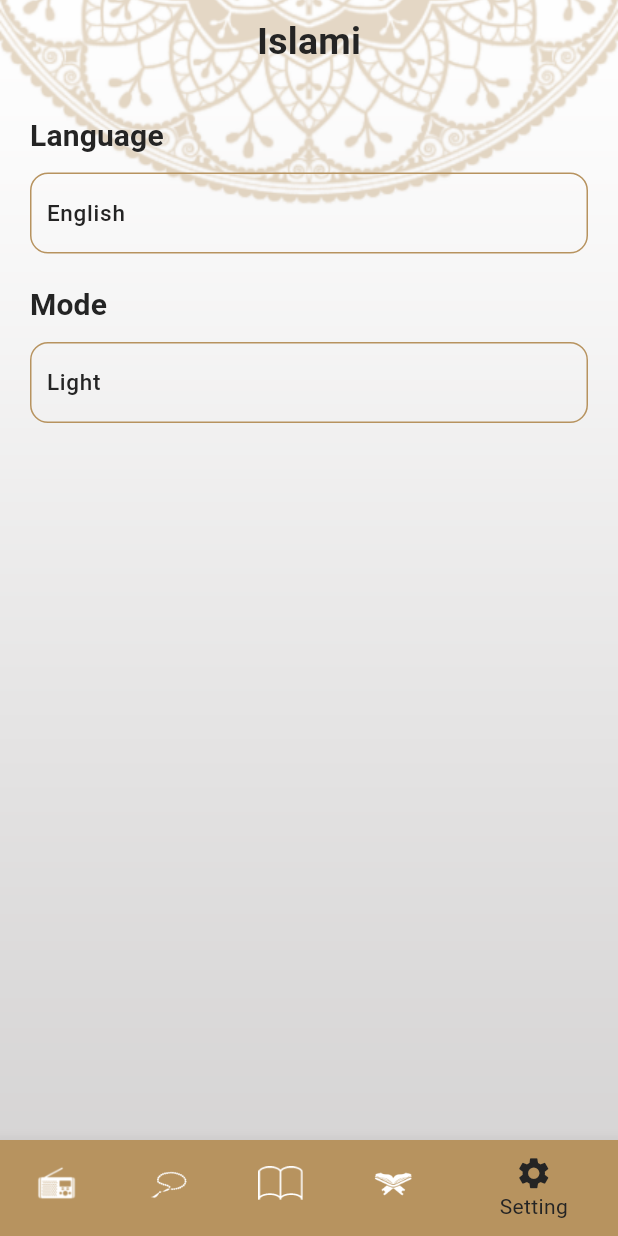
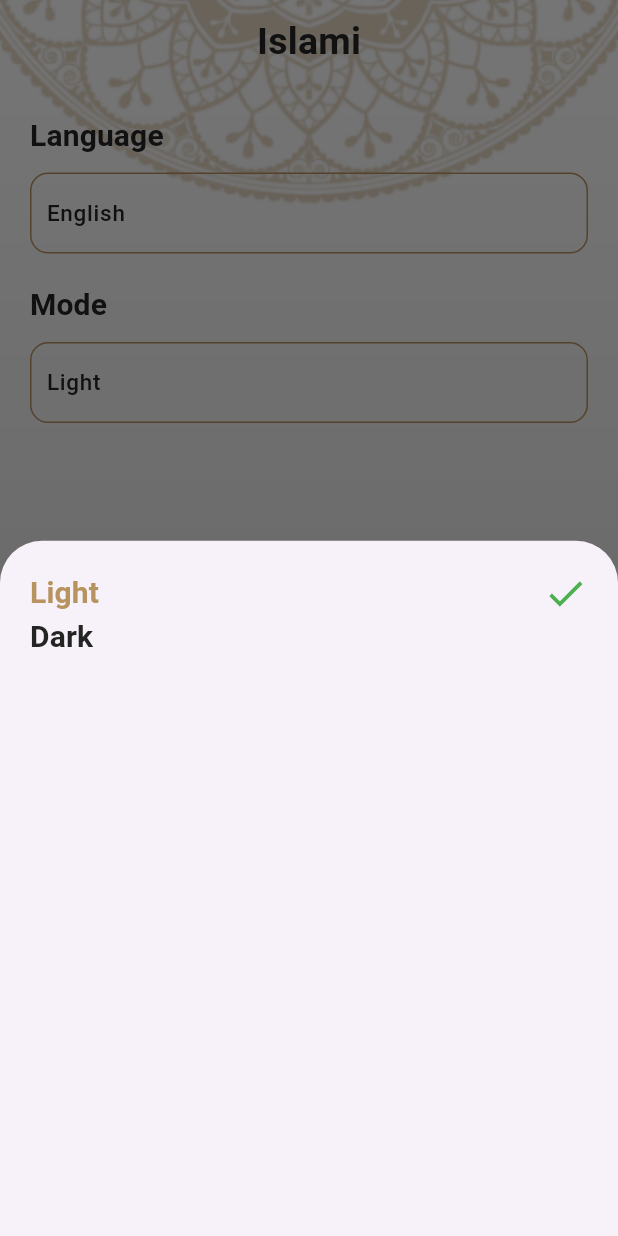
Before and after one commit to Maryammahmou-d/Islame_App, a Flutter app: the screen it shows after launch, item 5 of the bottom bar chosen, after a tap on "Light", on a phone screen of 412 x 824 dp. Run offline on Flutter 3.47's test engine with Material 3 defaults, Android fonts, the phone set to English and light mode, and no system bars; generated files the repository leaves out were written again.

Commit message:
Add theming provider to the app

```diff
--- a/lib/Home/Settings/Settings_tab.dart
+++ b/lib/Home/Settings/Settings_tab.dart
@@ -1,6 +1,8 @@
 import 'package:flutter/material.dart';
 import 'package:islame_app/Home/Settings/language_bottom_sheet.dart';
+import 'package:islame_app/Home/Settings/theme_bottom_Sheet.dart';
 import 'package:islame_app/Provider/Language_Provider.dart';
+import 'package:islame_app/Provider/theme_mode_provider.dart';
 import 'package:islame_app/Themeing/Themeing.dart';
 import 'package:provider/provider.dart';
 import 'package:flutter_gen/gen_l10n/app_localizations.dart';
@@ -11,6 +13,7 @@ class SettingsTab extends StatelessWidget {
   @override
   Widget build(BuildContext context) {
     var provider = Provider.of<LanguageProvider>(context);
+    var modeProvider = Provider.of<ThemeModeProvider>(context);
 
     return Container(
       padding: EdgeInsets.symmetric(horizontal: 20),
@@ -56,7 +59,9 @@ class SettingsTab extends StatelessWidget {
             height: 10,
           ),
           InkWell(
-            onTap: () {},
+            onTap: () {
+              showThemeModeBottomSheet(context);
+            },
             child: Container(
               padding: EdgeInsets.symmetric(horizontal: 10, vertical: 15),
               decoration: BoxDecoration(
@@ -66,7 +71,7 @@ class SettingsTab extends StatelessWidget {
                 borderRadius: BorderRadius.circular(12),
               ),
               child: Text(
-                "Light",
+                modeProvider.modeCode,
                 style: Theme.of(context).textTheme.labelSmall,
               ),
             ),
@@ -84,4 +89,13 @@ class SettingsTab extends StatelessWidget {
       },
     );
   }
+
+  void showThemeModeBottomSheet(BuildContext context) {
+    showModalBottomSheet(
+      context: context,
+      builder: (context) {
+        return ThemeModeBottomSheet();
+      },
+    );
+  }
 }
--- a/lib/Home/Settings/language_bottom_sheet.dart
+++ b/lib/Home/Settings/language_bottom_sheet.dart
@@ -1,5 +1,3 @@
-import 'dart:ffi';
-
 import 'package:flutter/material.dart';
 import 'package:islame_app/Provider/Language_Provider.dart';
 import 'package:provider/provider.dart';
--- /dev/null
+++ b/lib/Home/Settings/theme_bottom_Sheet.dart
@@ -0,0 +1,53 @@
+import 'package:flutter/material.dart';
+import 'package:provider/provider.dart';
+import '../../Provider/theme_mode_provider.dart';
+
+class ThemeModeBottomSheet extends StatelessWidget {
+  const ThemeModeBottomSheet({super.key});
+
+  @override
+  Widget build(BuildContext context) {
+    var provider = Provider.of<ThemeModeProvider>(context);
+
+    return Container(
+      margin: EdgeInsets.symmetric(horizontal: 20, vertical: 20),
+      // height: MediaQuery.of(context).size.height * 0.5,
+      child: Column(
+        children: [
+          InkWell(
+              onTap: () {
+                provider.changeThemeMode(ThemeMode.light);
+                Navigator.pop(context);
+              },
+              child: themeItem(context, "Light", provider, ThemeMode.light)),
+          SizedBox(),
+          InkWell(
+              onTap: () {
+                provider.changeThemeMode(ThemeMode.dark);
+                Navigator.pop(context);
+              },
+              child: themeItem(context, "Dark", provider, ThemeMode.dark)),
+        ],
+      ),
+    );
+  }
+
+  Widget themeItem(
+          BuildContext context, String text, var provider, ThemeMode temp) =>
+      Row(
+        mainAxisAlignment: MainAxisAlignment.spaceBetween,
+        children: [
+          Text(text,
+              style: Theme.of(context).textTheme.titleSmall!.copyWith(
+                    color: provider.selectionColor(temp),
+                  )),
+          provider.mode == temp
+              ? Icon(
+                  Icons.done,
+                  color: Colors.green,
+                  size: 30,
+                )
+              : SizedBox(),
+        ],
+      );
+}
--- /dev/null
+++ b/lib/Provider/theme_mode_provider.dart
@@ -0,0 +1,21 @@
+import 'package:flutter/material.dart';
+import '../Themeing/Themeing.dart';
+
+class ThemeModeProvider extends ChangeNotifier {
+  ThemeMode mode = ThemeMode.light;
+  String modeCode = "Light";
+
+  void changeThemeMode(ThemeMode newMode) {
+    mode = newMode;
+    notifyListeners();
+  }
+
+  Color selectionColor(ThemeMode mode) {
+    if (this.mode == mode) {
+      mode == ThemeMode.light ? modeCode = "Light" : modeCode = "Dark";
+      return MyThemeData.GoldColor;
+    } else {
+      return MyThemeData.BlackColor;
+    }
+  }
+}
--- a/lib/main.dart
+++ b/lib/main.dart
@@ -1,5 +1,6 @@
 import 'package:flutter/material.dart';
 import 'package:islame_app/Home/Home_screen.dart';
+import 'package:islame_app/Provider/theme_mode_provider.dart';
 import 'package:islame_app/Themeing/themeing.dart';
 import 'package:provider/provider.dart';
 import 'Home/Ahadeth/hadeth_details.dart';
@@ -10,8 +11,11 @@ import 'Provider/Language_Provider.dart';
 
 void main() {
   Provider.debugCheckInvalidValueType = null;
-  runApp(ChangeNotifierProvider(
-    create: (context) => LanguageProvider(),
+  runApp(MultiProvider(
+    providers: [
+      ChangeNotifierProvider(create: (context) => LanguageProvider()),
+      ChangeNotifierProvider(create: (context) => ThemeModeProvider()),
+    ],
     child: IslameApp(),
   ));
 }
@@ -20,7 +24,7 @@ class IslameApp extends StatelessWidget {
   @override
   Widget build(BuildContext context) {
     var provider = Provider.of<LanguageProvider>(context);
-
+    var modeProvider = Provider.of<ThemeModeProvider>(context);
     // TODO: implement build
     return MaterialApp(
       localizationsDelegates: [
@@ -43,7 +47,7 @@ class IslameApp extends StatelessWidget {
       },
       theme: MyThemeData.lightTheme,
       darkTheme: MyThemeData.darkTheme,
-      themeMode: ThemeMode.system,
+      themeMode: modeProvider.mode,
     );
   }
 }
```
